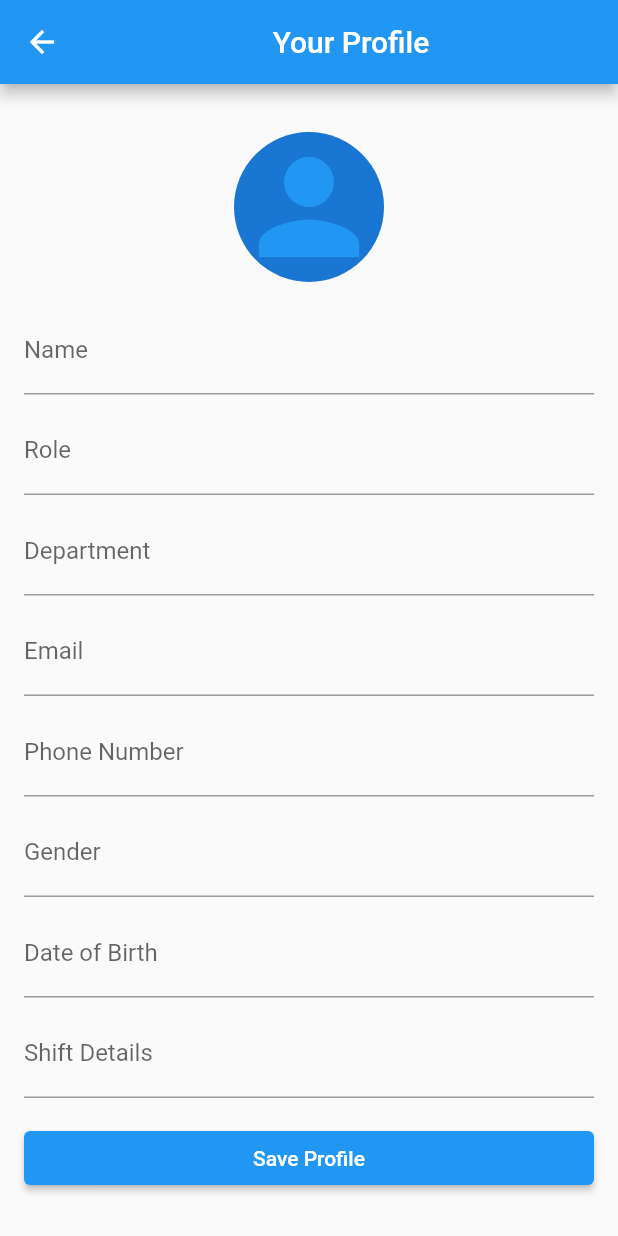
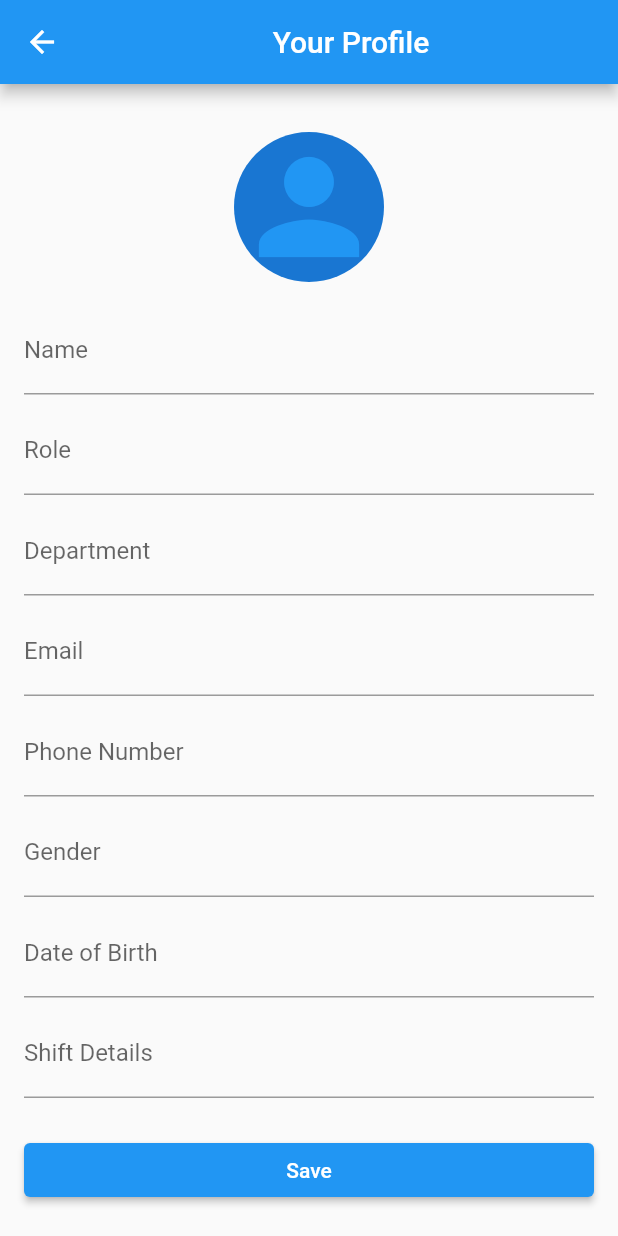
Before and after one commit to xerophyt/flutter_application, a Flutter app: the ProfilePage screen opened directly with empty values, on a phone screen of 412 x 824 dp. Run offline on Flutter 3.47's test engine with Material 2 defaults, Android fonts, the phone set to English and light mode, and no system bars; our stand-ins replace cloud_firestore, firebase_auth, firebase_core, image_picker; accounts and stored records are empty.

Commit message:
Updated files with new functionality

```diff
--- a/lib/main.dart
+++ b/lib/main.dart
@@ -12,7 +12,7 @@ void main() async {
 }
 
 class LoginApp extends StatelessWidget {
-  const LoginApp({super.key});
+  const LoginApp({Key? key}) : super(key: key);
 
   @override
   Widget build(BuildContext context) {
@@ -30,7 +30,7 @@ class LoginPage extends StatelessWidget {
   final TextEditingController passwordController = TextEditingController();
   final FirebaseAuth _auth = FirebaseAuth.instance;
 
-  LoginPage({super.key});
+  LoginPage({Key? key}) : super(key: key);
 
   Future<void> login(BuildContext context) async {
     String email = emailController.text;
@@ -117,7 +117,7 @@ class LoginPage extends StatelessWidget {
 class ProfilePage extends StatefulWidget {
   final User user;
 
-  const ProfilePage({super.key, required this.user});
+  const ProfilePage({required this.user, Key? key}) : super(key: key);
 
   @override
   _ProfilePageState createState() => _ProfilePageState();
@@ -300,10 +300,10 @@ class _ProfilePageState extends State<ProfilePage> {
                   labelText: 'Shift Details',
                 ),
               ),
-              const SizedBox(height: 16.0),
+              const SizedBox(height: 24.0),
               ElevatedButton(
-                onPressed: () => saveProfileData(),
-                child: const Text('Save Profile'),
+                onPressed: saveProfileData,
+                child: const Text('Save'),
               ),
             ],
           ),
--- a/pubspec.yaml
+++ b/pubspec.yaml
@@ -30,6 +30,10 @@ environment:
 dependencies:
   flutter:
     sdk: flutter
+  firebase_auth: ^4.6.3
+  cloud_firestore: ^4.8.2
+  firebase_core: ^2.14.0
+  image_picker: ^1.0.0
 
 
   # The following adds the Cupertino Icons font to your application.
```
Also changed, not shown: pubspec.lock, 9 other files.
